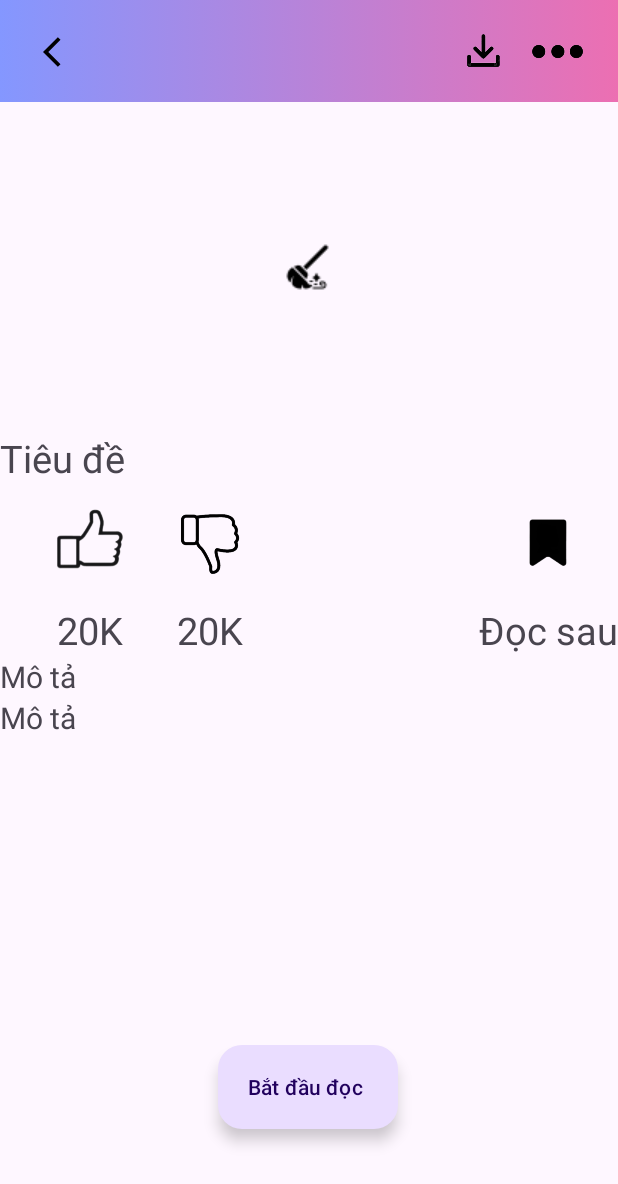
After one commit to DangHieu19022004/Android-G.19, an Android app: the BookDetailActivity screen opened directly, with no data from a screen before it, on a phone screen of 412 x 824 dp. The commit adds this screen. Shown: the top 1184 px of the screen. Run offline under Robolectric (Android 15) with nearby library versions, the phone set to English and light mode, and no system bars.

Commit message:
interface detail book

```diff
--- a/appmain/app/build.gradle.kts
+++ b/appmain/app/build.gradle.kts
@@ -39,6 +39,7 @@ dependencies {
     implementation("com.google.android.material:material:1.11.0")
     implementation("androidx.constraintlayout:constraintlayout:2.1.4")
     implementation("com.google.firebase:firebase-firestore:24.11.0")
+    implementation(libs.activity)
     testImplementation("junit:junit:4.13.2")
     androidTestImplementation("androidx.test.ext:junit:1.1.5")
     androidTestImplementation("androidx.test.espresso:espresso-core:3.5.1")
--- /dev/null
+++ b/appmain/app/src/main/java/com/example/appdocsach/Activity/BookDetailActivity.java
@@ -0,0 +1,64 @@
+package com.example.appdocsach.Activity;
+
+import android.content.Intent;
+import android.os.Bundle;
+import android.view.View;
+import android.widget.Button;
+import android.widget.ImageView;
+import android.widget.PopupMenu;
+
+import androidx.activity.EdgeToEdge;
+import androidx.appcompat.app.AppCompatActivity;
+import androidx.core.graphics.Insets;
+import androidx.core.view.ViewCompat;
+import androidx.core.view.WindowInsetsCompat;
+
+import com.example.appdocsach.R;
+
+public class BookDetailActivity extends AppCompatActivity {
+
+    ImageView threeDotsButton;
+    Button btnstartreadDetail;
+    @Override
+    protected void onCreate(Bundle savedInstanceState) {
+        super.onCreate(savedInstanceState);
+        EdgeToEdge.enable(this);
+        setContentView(R.layout.activity_book_detail);
+        ViewCompat.setOnApplyWindowInsetsListener(findViewById(R.id.main), (v, insets) -> {
+            Insets systemBars = insets.getInsets(WindowInsetsCompat.Type.systemBars());
+            v.setPadding(systemBars.left, systemBars.top, systemBars.right, systemBars.bottom);
+            return insets;
+        });
+
+        mapping();
+
+        // click 3 dots to show up menu options
+        threeDotsButton.setOnClickListener(new View.OnClickListener() {
+            @Override
+            public void onClick(View v) {
+                showPopupmenu();
+            }
+        });
+
+        //click to read book, intent to send info book to next activity
+        btnstartreadDetail.setOnClickListener(new View.OnClickListener() {
+            @Override
+            public void onClick(View v) {
+
+                // this is demo. need title to show book!!!
+                Intent it = new Intent(BookDetailActivity.this, ReadBookActivity.class);
+                startActivity(it);
+            }
+        });
+    }
+
+    private void showPopupmenu() {
+        PopupMenu popupMenu = new PopupMenu(this, threeDotsButton);
+        popupMenu.getMenuInflater().inflate(R.menu.menu_three_detailbook, popupMenu.getMenu());
+        popupMenu.show();
+    }
+    private void mapping(){
+        threeDotsButton = findViewById(R.id.threeDotsButton);
+        btnstartreadDetail = findViewById(R.id.btnstartreadDetail);
+    }
+}
--- /dev/null
+++ b/appmain/app/src/main/java/com/example/appdocsach/Activity/ReadBookActivity.java
@@ -0,0 +1,26 @@
+package com.example.appdocsach.Activity;
+
+import android.os.Bundle;
+
+import androidx.activity.EdgeToEdge;
+import androidx.appcompat.app.AppCompatActivity;
+import androidx.core.graphics.Insets;
+import androidx.core.view.ViewCompat;
+import androidx.core.view.WindowInsetsCompat;
+
+import com.example.appdocsach.R;
+
+public class ReadBookActivity extends AppCompatActivity {
+
+    @Override
+    protected void onCreate(Bundle savedInstanceState) {
+        super.onCreate(savedInstanceState);
+        EdgeToEdge.enable(this);
+        setContentView(R.layout.activity_read_book);
+        ViewCompat.setOnApplyWindowInsetsListener(findViewById(R.id.main), (v, insets) -> {
+            Insets systemBars = insets.getInsets(WindowInsetsCompat.Type.systemBars());
+            v.setPadding(systemBars.left, systemBars.top, systemBars.right, systemBars.bottom);
+            return insets;
+        });
+    }
+}
--- /dev/null
+++ b/appmain/app/src/main/res/drawable/baseline_arrow_back_ios_24.xml
@@ -0,0 +1,5 @@
+<vector xmlns:android="http://schemas.android.com/apk/res/android" android:autoMirrored="true" android:height="24dp" android:tint="#000000" android:viewportHeight="24" android:viewportWidth="24" android:width="24dp">
+
+    <path android:fillColor="@android:color/white" android:pathData="M11.67,3.87L9.9,2.1 0,12l9.9,9.9 1.77,-1.77L3.54,12z"/>
+
+</vector>
--- /dev/null
+++ b/appmain/app/src/main/res/layout/activity_book_detail.xml
@@ -0,0 +1,168 @@
+<?xml version="1.0" encoding="utf-8"?>
+<androidx.constraintlayout.widget.ConstraintLayout xmlns:android="http://schemas.android.com/apk/res/android"
+    xmlns:app="http://schemas.android.com/apk/res-auto"
+    xmlns:tools="http://schemas.android.com/tools"
+    android:id="@+id/main"
+    android:layout_width="match_parent"
+    android:layout_height="match_parent"
+    tools:context=".Activity.BookDetailActivity">
+
+    <androidx.constraintlayout.widget.ConstraintLayout
+        android:id="@+id/headerDetailBook"
+        android:layout_width="match_parent"
+        android:layout_height="68dp"
+        android:background="@drawable/navbottombackground"
+        app:layout_constraintTop_toTopOf="parent">
+
+        <ImageView
+            android:layout_marginLeft="@dimen/mgborder"
+            android:id="@+id/backButton"
+            style="@style/IconStyle"
+            android:src="@drawable/baseline_arrow_back_ios_24"
+            app:layout_constraintBottom_toBottomOf="parent"
+            app:layout_constraintStart_toStartOf="parent"
+            app:layout_constraintTop_toTopOf="parent" />
+
+        <ImageView
+            android:id="@+id/downloadButton"
+            style="@style/IconStyle"
+            android:src="@drawable/downloadicon"
+            app:layout_constraintBottom_toBottomOf="parent"
+            app:layout_constraintEnd_toStartOf="@+id/threeDotsButton"
+            app:layout_constraintTop_toTopOf="parent" />
+
+        <ImageView
+            android:layout_marginRight="@dimen/mgborder"
+            android:id="@+id/threeDotsButton"
+            style="@style/IconStyle"
+            android:src="@drawable/threedotsicon"
+            app:layout_constraintBottom_toBottomOf="parent"
+            app:layout_constraintEnd_toEndOf="parent"
+            app:layout_constraintTop_toTopOf="parent" />
+    </androidx.constraintlayout.widget.ConstraintLayout>
+
+    <ImageView
+        android:id="@+id/imgDetailBook"
+        style="@style/imgDetailBook"
+        android:src="@drawable/broom"
+        app:layout_constraintEnd_toEndOf="parent"
+        app:layout_constraintStart_toStartOf="parent"
+        app:layout_constraintTop_toBottomOf="@+id/headerDetailBook" />
+
+    <TextView
+        android:id="@+id/headTextDetailBook"
+        android:layout_width="wrap_content"
+        android:layout_height="wrap_content"
+        android:text="Tiêu đề"
+        android:textSize="@dimen/nameSize"
+        app:layout_constraintStart_toStartOf="parent"
+        app:layout_constraintTop_toBottomOf="@+id/imgDetailBook" />
+
+    <androidx.constraintlayout.widget.ConstraintLayout
+        android:id="@+id/likedissaveDetail"
+        app:layout_constraintTop_toBottomOf="@+id/headTextDetailBook"
+        android:layout_width="match_parent"
+        android:layout_height="wrap_content">
+
+        <LinearLayout
+            android:layout_marginLeft="@dimen/pdtop"
+            android:id="@+id/likeDetail"
+            android:layout_width="wrap_content"
+            android:layout_height="wrap_content"
+            android:gravity="center"
+            android:orientation="vertical"
+            app:layout_constraintStart_toStartOf="parent"
+            app:layout_constraintTop_toTopOf="parent">
+
+            <ImageView
+                style="@style/IconDetailLike"
+                android:src="@drawable/likeicon" />
+
+            <TextView
+                android:textSize="@dimen/nameSize"
+                android:layout_width="wrap_content"
+                android:layout_height="wrap_content"
+                android:text="@string/like" />
+        </LinearLayout>
+
+        <LinearLayout
+            android:layout_width="wrap_content"
+            android:layout_height="wrap_content"
+            android:gravity="center"
+            android:orientation="vertical"
+            app:layout_constraintStart_toEndOf="@+id/likeDetail"
+            app:layout_constraintTop_toTopOf="parent">
+
+            <ImageView
+                android:padding="@dimen/pdfiximg"
+                style="@style/IconDetailLike"
+                android:src="@drawable/dislikeicon" />
+
+            <TextView
+                android:textSize="@dimen/nameSize"
+                android:layout_width="wrap_content"
+                android:layout_height="wrap_content"
+                android:text="@string/like" />
+        </LinearLayout>
+
+        <LinearLayout
+            android:layout_width="wrap_content"
+            android:layout_height="wrap_content"
+            android:gravity="center"
+            android:orientation="vertical"
+            app:layout_constraintEnd_toEndOf="parent"
+            app:layout_constraintTop_toTopOf="parent">
+
+            <ImageView
+                android:padding="@dimen/contentpd"
+                style="@style/IconDetailLike"
+                android:src="@drawable/saveicon" />
+
+            <TextView
+                android:textSize="@dimen/nameSize"
+                android:layout_width="wrap_content"
+                android:layout_height="wrap_content"
+                android:text="@string/readafter" />
+        </LinearLayout>
+
+    </androidx.constraintlayout.widget.ConstraintLayout>
+
+    <TextView
+        android:id="@+id/discribeDetailhead"
+        android:layout_width="wrap_content"
+        android:layout_height="wrap_content"
+        android:text="@string/descibe"
+        android:textSize="@dimen/sizecontenttext"
+        app:layout_constraintStart_toStartOf="parent"
+        app:layout_constraintTop_toBottomOf="@+id/likedissaveDetail" />
+
+
+    <ScrollView
+        android:id="@+id/scrvDetail"
+        android:layout_width="match_parent"
+        android:layout_height="@dimen/sizeSCRV"
+        app:layout_constraintStart_toStartOf="parent"
+        app:layout_constraintTop_toBottomOf="@+id/discribeDetailhead">
+
+        <TextView
+            android:id="@+id/contentdiscribeDetail"
+            android:layout_width="match_parent"
+            android:layout_height="wrap_content"
+            android:text="@string/descibe"
+            android:textSize="@dimen/sizecontenttext" />
+    </ScrollView>
+
+    <Button
+        android:id="@+id/btnstartreadDetail"
+        style="@style/Widget.Material3.ExtendedFloatingActionButton.Icon.Primary"
+        android:layout_width="wrap_content"
+        android:layout_height="wrap_content"
+        android:text="@string/startRead"
+        app:layout_constraintBottom_toBottomOf="parent"
+        app:layout_constraintEnd_toEndOf="parent"
+        app:layout_constraintHorizontal_bias="0.498"
+        app:layout_constraintStart_toStartOf="parent"
+        app:layout_constraintTop_toBottomOf="@+id/scrvDetail" />
+
+
+</androidx.constraintlayout.widget.ConstraintLayout>
--- /dev/null
+++ b/appmain/app/src/main/res/layout/activity_read_book.xml
@@ -0,0 +1,19 @@
+<?xml version="1.0" encoding="utf-8"?>
+<androidx.constraintlayout.widget.ConstraintLayout xmlns:android="http://schemas.android.com/apk/res/android"
+    xmlns:app="http://schemas.android.com/apk/res-auto"
+    xmlns:tools="http://schemas.android.com/tools"
+    android:id="@+id/main"
+    android:layout_width="match_parent"
+    android:layout_height="match_parent"
+    tools:context=".Activity.ReadBookActivity">
+
+    <TextView
+        android:layout_width="wrap_content"
+        android:layout_height="wrap_content"
+        android:text="content of book"
+        app:layout_constraintBottom_toBottomOf="parent"
+        app:layout_constraintEnd_toEndOf="parent"
+        app:layout_constraintStart_toStartOf="parent"
+        app:layout_constraintTop_toTopOf="parent" />
+
+</androidx.constraintlayout.widget.ConstraintLayout>
--- a/appmain/app/src/main/res/layout/activity_user.xml
+++ b/appmain/app/src/main/res/layout/activity_user.xml
@@ -5,7 +5,7 @@
     android:id="@+id/main"
     android:layout_width="match_parent"
     android:layout_height="match_parent"
-    tools:context=".UserActivity">
+    tools:context=".Fragment.options.UserFragment">
 
     <LinearLayout
         android:id="@+id/linearLayout"
--- /dev/null
+++ b/appmain/app/src/main/res/menu/menu_three_detailbook.xml
@@ -0,0 +1,8 @@
+<?xml version="1.0" encoding="utf-8"?>
+<menu xmlns:app="http://schemas.android.com/apk/res-auto"
+    xmlns:android="http://schemas.android.com/apk/res/android">
+
+    <item android:title="Chia sẻ" />
+    <item android:title="Báo cáo" />
+    <item android:title="Chặn" />
+</menu>
--- a/appmain/app/src/main/res/values/dimens.xml
+++ b/appmain/app/src/main/res/values/dimens.xml
@@ -7,4 +7,7 @@
     <dimen name="contentSize">28dp</dimen>
     <dimen name="nameSize">25dp</dimen>
     <dimen  name="contentpd">15dp</dimen>
+    <dimen name="pdfiximg">20dp</dimen>
+    <dimen name="sizecontenttext">20sp</dimen>
+    <dimen name="sizeSCRV">160dp</dimen>
 </resources>
--- a/appmain/app/src/main/res/values/strings.xml
+++ b/appmain/app/src/main/res/values/strings.xml
@@ -9,8 +9,11 @@
     <string name="bookSavedOffline">Sách đã lưu offline</string>
     <string name="donate">Ủng hộ chúng tôi</string>
     <string name="info">Thông tin về chúng tôi</string>
+    <string name="like">20K</string>
+    <string name="readafter">Đọc sau</string>
     <string name="ask"> Phản hồi ý kiến</string>
     <string name="homepage">Trang chủ</string>
-    <!-- TODO: Remove or change this placeholder text -->
+    <string name="descibe">Mô tả</string>
+    <string name="startRead">Bắt đầu đọc</string>
     <string name="hello_blank_fragment">Hello blank fragment</string>
 </resources>
--- a/appmain/app/src/main/res/values/styles.xml
+++ b/appmain/app/src/main/res/values/styles.xml
@@ -7,6 +7,18 @@
         <item name="android:padding">8dp</item>
     </style>
 
+    <style name="IconDetailLike">
+        <item name="android:layout_width">80dp</item>
+        <item name="android:layout_height">80dp</item>
+        <item name="android:scaleType">centerInside</item>
+    </style>
+
+    <style name="imgDetailBook">
+        <item name="android:layout_width">match_parent</item>
+        <item name="android:layout_height">220dp</item>
+        <item name="android:scaleType">centerInside</item>
+    </style>
+
     <style name="BottomNavigationIconStyle" parent="Widget.MaterialComponents.BottomNavigationView">
         <item name="itemIconTint">@color/color_selected_nav</item>
         <item name="itemTextColor">@color/color_selected_nav</item>
```
Also changed, not shown: appmain/app/src/main/AndroidManifest.xml (+8 -8 lines), appmain/app/src/main/res/drawable/dislikeicon.png (added), appmain/app/src/main/res/drawable/likeicon.png (added), appmain/app/src/main/res/drawable/threedotsicon.png (added).
